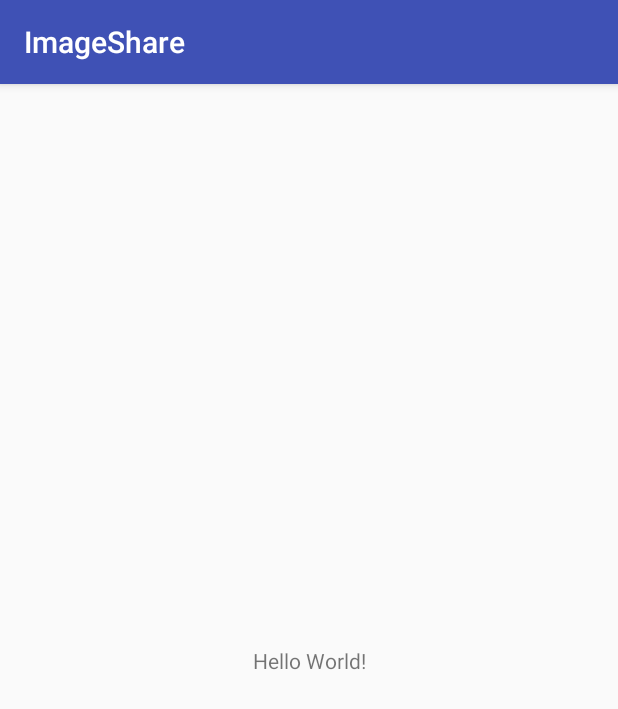
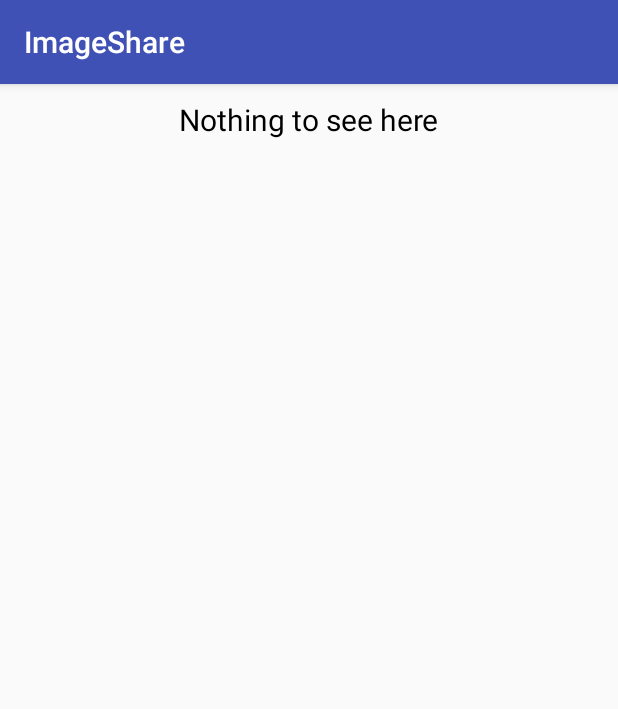
Before and after one commit to roydenrego/AndroidMediaShare, an Android app: the screen it shows after launch (MainActivity), on a phone screen of 412 x 824 dp. Shown: the top 709 px of the screen. Run offline under Robolectric (Android 15) with nearby library versions, the phone set to English and light mode, and no system bars; our stand-ins replace Picasso.

Commit message:
Added UI Indicators.

```diff
--- a/app/src/main/AndroidManifest.xml
+++ b/app/src/main/AndroidManifest.xml
@@ -11,6 +11,7 @@
         android:roundIcon="@mipmap/ic_launcher_round"
         android:supportsRtl="true"
         android:theme="@style/AppTheme">
+
         <activity android:name=".MainActivity">
             <intent-filter>
                 <action android:name="android.intent.action.MAIN" />
--- a/app/src/main/java/com/roydenrego/imageshare/MainActivity.java
+++ b/app/src/main/java/com/roydenrego/imageshare/MainActivity.java
@@ -1,5 +1,6 @@
 package com.roydenrego.imageshare;
 
+import android.app.ProgressDialog;
 import android.content.Intent;
 import android.graphics.Bitmap;
 import android.graphics.drawable.Drawable;
@@ -28,12 +29,18 @@ public class MainActivity extends AppCompatActivity {
 
         if(data != null && data.getExtras() != null) {
 
+            final ProgressDialog dialog = new ProgressDialog(this);
+            dialog.setTitle("Progress");
+            dialog.setMessage("Downloading Image....");
+            dialog.show();
+
             String url = data.getExtras().getString("android.intent.extra.TEXT");
-            Log.i("test", data.getExtras().getString("android.intent.extra.SUBJECT"));
 
             Picasso.get().load(url).into(new Target() {
                 @Override
                 public void onBitmapLoaded(Bitmap bitmap, Picasso.LoadedFrom from) {
+                    dialog.hide();
+
                     Intent i = new Intent(Intent.ACTION_SEND);
                     i.setType("image/*");
 
--- a/app/src/main/res/layout/activity_main.xml
+++ b/app/src/main/res/layout/activity_main.xml
@@ -1,6 +1,6 @@
 <?xml version="1.0" encoding="utf-8"?>
-<android.support.constraint.ConstraintLayout xmlns:android="http://schemas.android.com/apk/res/android"
-    xmlns:app="http://schemas.android.com/apk/res-auto"
+<RelativeLayout
+    xmlns:android="http://schemas.android.com/apk/res/android"
     xmlns:tools="http://schemas.android.com/tools"
     android:layout_width="match_parent"
     android:layout_height="match_parent"
@@ -9,10 +9,10 @@
     <TextView
         android:layout_width="wrap_content"
         android:layout_height="wrap_content"
-        android:text="Hello World!"
-        app:layout_constraintBottom_toBottomOf="parent"
-        app:layout_constraintLeft_toLeftOf="parent"
-        app:layout_constraintRight_toRightOf="parent"
-        app:layout_constraintTop_toTopOf="parent" />
+        android:layout_centerHorizontal="true"
+        android:text="@string/nothing_to_see_here"
+        android:layout_margin="10dp"
+        android:textSize="20sp"
+        android:textColor="#000"/>
 
-</android.support.constraint.ConstraintLayout>
+</RelativeLayout>
--- a/app/src/main/res/values/strings.xml
+++ b/app/src/main/res/values/strings.xml
@@ -1,3 +1,4 @@
 <resources>
     <string name="app_name">ImageShare</string>
+    <string name="nothing_to_see_here">Nothing to see here</string>
 </resources>
--- a/app/src/main/res/values/styles.xml
+++ b/app/src/main/res/values/styles.xml
@@ -1,7 +1,7 @@
 <resources>
 
     <!-- Base application theme. -->
-    <style name="AppTheme" parent="Theme.AppCompat.Light.DarkActionBar">
+    <style name="AppTheme" parent="Base.Theme.AppCompat.Light.DarkActionBar">
         <!-- Customize your theme here. -->
         <item name="colorPrimary">@color/colorPrimary</item>
         <item name="colorPrimaryDark">@color/colorPrimaryDark</item>
```
